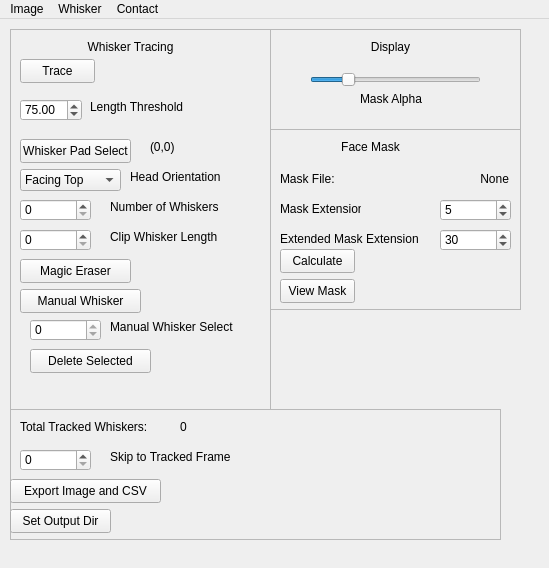
Above: src/WhiskerToolbox/Whisker_Widget/Whisker_Widget.ui from paulmthompson/WhiskerToolbox before the change. Below: the same form after it.
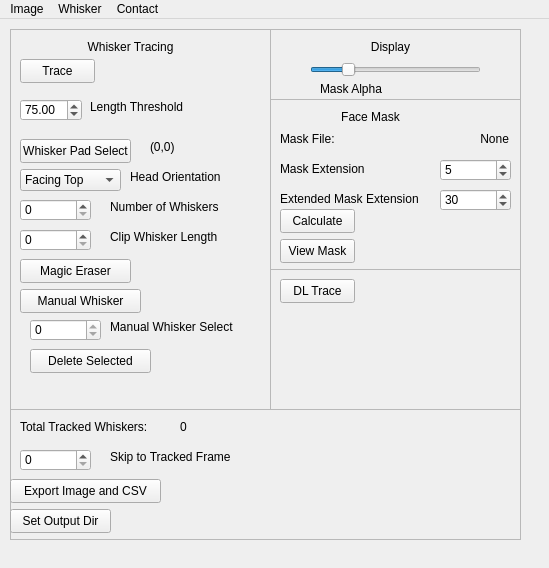
That is the form after the change.

Commit message: added DL frame to whisker widget

The edit to the form file:
```diff
--- a/src/WhiskerToolbox/Whisker_Widget/Whisker_Widget.ui
+++ b/src/WhiskerToolbox/Whisker_Widget/Whisker_Widget.ui
@@ -304,7 +304,7 @@
       <x>270</x>
       <y>10</y>
       <width>251</width>
-      <height>101</height>
+      <height>71</height>
      </rect>
     </property>
     <property name="frameShape">
@@ -316,9 +316,9 @@
     <widget class="QLabel" name="label_4">
      <property name="geometry">
       <rect>
-       <x>90</x>
-       <y>60</y>
-       <width>71</width>
+       <x>50</x>
+       <y>50</y>
+       <width>111</width>
        <height>20</height>
       </rect>
      </property>
@@ -330,7 +330,7 @@
      <property name="geometry">
       <rect>
        <x>40</x>
-       <y>40</y>
+       <y>30</y>
        <width>171</width>
        <height>22</height>
       </rect>
@@ -366,9 +366,9 @@
     <property name="geometry">
      <rect>
       <x>270</x>
-      <y>110</y>
+      <y>80</y>
       <width>251</width>
-      <height>181</height>
+      <height>171</height>
      </rect>
     </property>
     <property name="frameShape">
@@ -397,7 +397,7 @@
      <property name="geometry">
       <rect>
        <x>10</x>
-       <y>120</y>
+       <y>110</y>
        <width>75</width>
        <height>24</height>
       </rect>
@@ -410,7 +410,7 @@
      <property name="geometry">
       <rect>
        <x>10</x>
-       <y>150</y>
+       <y>140</y>
        <width>75</width>
        <height>24</height>
       </rect>
@@ -423,7 +423,7 @@
      <property name="geometry">
       <rect>
        <x>10</x>
-       <y>40</y>
+       <y>30</y>
        <width>71</width>
        <height>20</height>
       </rect>
@@ -436,7 +436,7 @@
      <property name="geometry">
       <rect>
        <x>98</x>
-       <y>40</y>
+       <y>30</y>
        <width>141</width>
        <height>20</height>
       </rect>
@@ -455,7 +455,7 @@
      <property name="geometry">
       <rect>
        <x>170</x>
-       <y>70</y>
+       <y>60</y>
        <width>71</width>
        <height>22</height>
       </rect>
@@ -474,8 +474,8 @@
      <property name="geometry">
       <rect>
        <x>10</x>
-       <y>70</y>
-       <width>81</width>
+       <y>60</y>
+       <width>121</width>
        <height>20</height>
       </rect>
      </property>
@@ -487,7 +487,7 @@
      <property name="geometry">
       <rect>
        <x>10</x>
-       <y>100</y>
+       <y>90</y>
        <width>141</width>
        <height>20</height>
       </rect>
@@ -500,7 +500,7 @@
      <property name="geometry">
       <rect>
        <x>170</x>
-       <y>100</y>
+       <y>90</y>
        <width>71</width>
        <height>22</height>
       </rect>
@@ -521,7 +521,7 @@
      <rect>
       <x>10</x>
       <y>390</y>
-      <width>491</width>
+      <width>511</width>
       <height>131</height>
      </rect>
     </property>
@@ -635,6 +635,35 @@
      </property>
     </widget>
    </widget>
+   <widget class="QFrame" name="frame_5">
+    <property name="geometry">
+     <rect>
+      <x>270</x>
+      <y>250</y>
+      <width>251</width>
+      <height>141</height>
+     </rect>
+    </property>
+    <property name="frameShape">
+     <enum>QFrame::StyledPanel</enum>
+    </property>
+    <property name="frameShadow">
+     <enum>QFrame::Raised</enum>
+    </property>
+    <widget class="QPushButton" name="dl_trace_button">
+     <property name="geometry">
+      <rect>
+       <x>10</x>
+       <y>10</y>
+       <width>75</width>
+       <height>24</height>
+      </rect>
+     </property>
+     <property name="text">
+      <string>DL Trace</string>
+     </property>
+    </widget>
+   </widget>
   </widget>
   <widget class="QMenuBar" name="menuBar">
    <property name="geometry">
```
Left out of the diff: 30 changed lines with no effect on the pictures. The commit also changes 2 other files.
